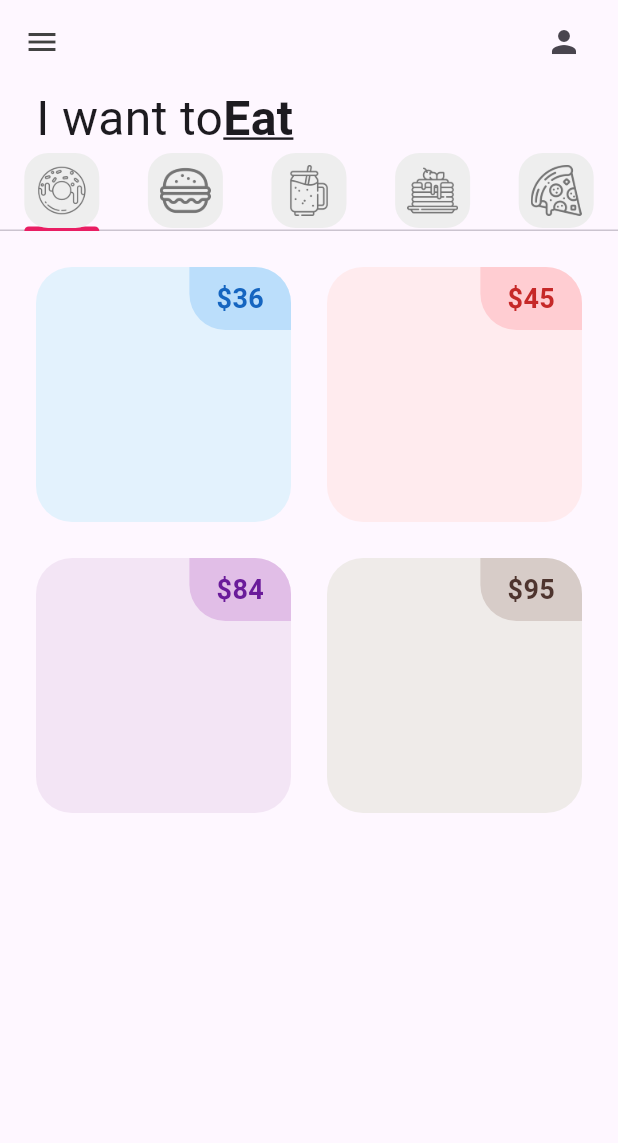
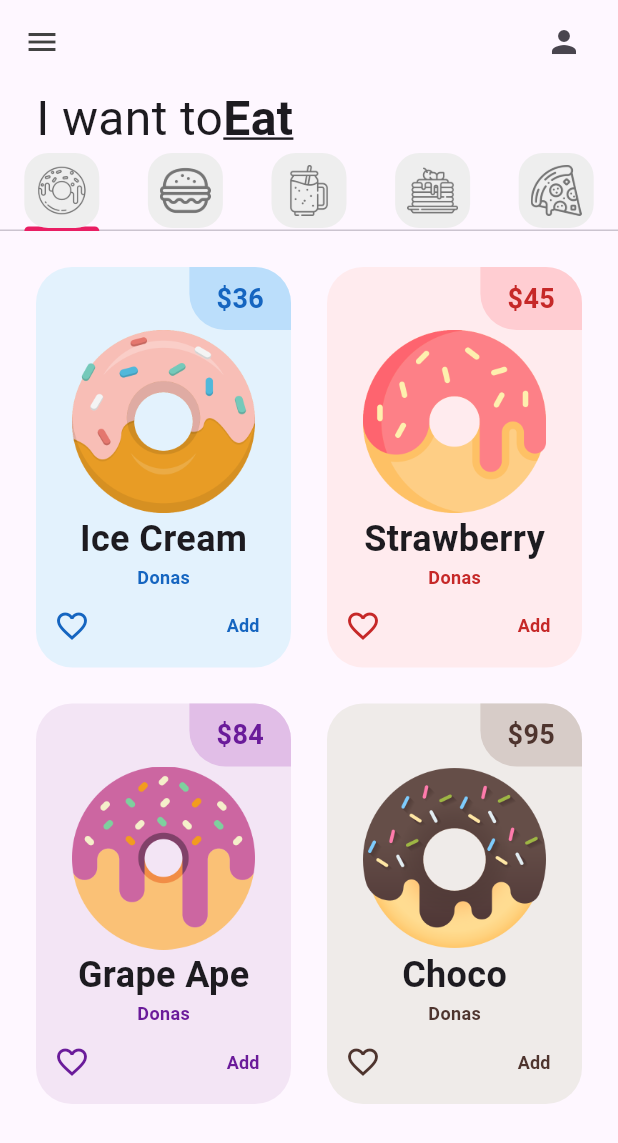
Before and after one commit to EddyRuLop/donut_app_4sa1, a Flutter app: the screen it shows after launch, on a phone screen of 412 x 824 dp. Shown: the top 1143 px of the screen. Run offline on Flutter 3.47's test engine with Material 3 defaults, Android fonts, the phone set to English and light mode, and no system bars.

Commit message:
DonutTile Finished (my design)

```diff
--- a/lib/tabs/donut_tab.dart
+++ b/lib/tabs/donut_tab.dart
@@ -18,9 +18,9 @@ class DonutTab extends StatelessWidget {
     return GridView.builder(
         //prepa 1: como se va organizar
         gridDelegate: SliverGridDelegateWithFixedCrossAxisCount(
-          //número de columnas
-          crossAxisCount: 2,
-        ),
+            //número de columnas
+            crossAxisCount: 2,
+            childAspectRatio: 1 / 1.5),
         //cuantos elementos se van a mostrar
         itemCount: 4, // specify the number of items
         padding: const EdgeInsets.all(12),
--- a/lib/utils/donut_tile.dart
+++ b/lib/utils/donut_tile.dart
@@ -46,6 +46,36 @@ class DonutTile extends StatelessWidget {
                   ),
                 )
               ],
+            ),
+            Padding(
+              padding: const EdgeInsets.symmetric(horizontal: 24, vertical: 0),
+              child: Image.asset(imageName),
+            ),
+            Text(donutFlavor,
+                style: TextStyle(fontSize: 24, fontWeight: FontWeight.bold)),
+            Text("Donas",
+                style: TextStyle(
+                    fontSize: 12,
+                    fontWeight: FontWeight.bold,
+                    color: donutColor[800])),
+            Row(
+              mainAxisAlignment: MainAxisAlignment.spaceBetween,
+              children: [
+                IconButton(
+                  onPressed: () {},
+                  icon: Icon(Icons.favorite_border_outlined,
+                      color: donutColor[800]),
+                ),
+                TextButton(
+                    onPressed: () {},
+                    child: Text(
+                      "Add",
+                      style: TextStyle(
+                          fontSize: 12,
+                          fontWeight: FontWeight.bold,
+                          color: donutColor[800]),
+                    ))
+              ],
             )
           ],
         ),
```
Also changed, not shown: lib/images/chocolate_donut.png (renamed from lib/images/images/chocolate_donut.png), lib/images/grape_donut.png (renamed from lib/images/images/grape_donut.png), lib/images/icecream_donut.png (renamed from lib/images/images/icecream_donut.png), lib/images/strawberry_donut.png (renamed from lib/images/images/strawberry_donut.png).
